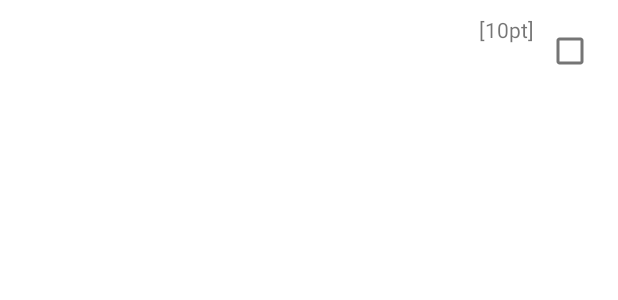
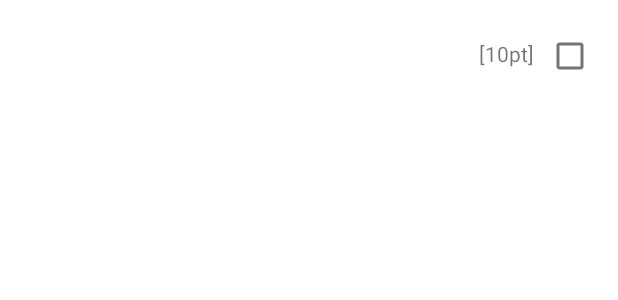
Before and after one commit to MJKIM9403/Samgim, an Android app: the layout todo_item.xml on its own in the app's theme, with its tools: preview values and no code run, on a phone screen of 412 x 824 dp. Shown: the top 300 px of the screen. Run offline under Robolectric (Android 15) with nearby library versions, the phone set to English and light mode, and no system bars.

Commit message:
아이콘 변경, 투두아이템 위치 조정

```diff
--- a/app/src/main/res/layout/todo_item.xml
+++ b/app/src/main/res/layout/todo_item.xml
@@ -11,7 +11,8 @@
         android:layout_width="match_parent"
         android:layout_height="wrap_content"
         android:orientation="horizontal"
-        android:layout_marginVertical="10dp">
+        android:layout_marginVertical="10dp"
+        >
 
         <TextView
             android:id="@+id/todo_category"
@@ -21,7 +22,10 @@
             android:textStyle="bold"
             android:layout_marginStart="10dp"
             app:layout_constraintStart_toStartOf="parent"
-            app:layout_constraintTop_toTopOf="parent"/>
+            app:layout_constraintTop_toTopOf="parent"
+            android:layout_gravity="center"
+            app:layout_constraintBottom_toBottomOf="parent"
+            />
 
         <TextView
             android:id="@+id/todo_title"
@@ -31,15 +35,19 @@
             android:textStyle="bold"
             android:layout_marginStart="20dp"
             app:layout_constraintStart_toEndOf="@id/todo_category"
-            app:layout_constraintTop_toTopOf="@id/todo_category"/>
+            app:layout_constraintTop_toTopOf="parent"
+            app:layout_constraintBottom_toBottomOf="parent"
+            />
+
         <TextView
             android:id="@+id/todo_point"
             android:layout_width="wrap_content"
             android:layout_height="wrap_content"
-            android:layout_marginStart="20dp"
+            android:layout_marginTop="16dp"
+            android:text="[10pt]"
             app:layout_constraintEnd_toStartOf="@id/check1"
-            app:layout_constraintTop_toTopOf="parent"
-            android:text="[10pt]"/>
+            app:layout_constraintTop_toTopOf="parent" />
+
         <CheckBox
             android:id="@+id/check1"
             android:layout_width="wrap_content"
@@ -47,13 +55,15 @@
             android:layout_marginEnd="8dp"
             android:layout_marginBottom="8dp"
             app:layout_constraintEnd_toEndOf="parent"
-            app:layout_constraintTop_toTopOf="parent" />
+            app:layout_constraintTop_toTopOf="parent"
+            android:layout_marginTop="3dp"/>
         <TextView
             android:id="@+id/todo_regdate"
             android:layout_width="wrap_content"
             android:layout_height="wrap_content"
             app:layout_constraintTop_toBottomOf="@id/todo_category"
             app:layout_constraintStart_toStartOf="parent"
+            app:layout_constraintBottom_toBottomOf="parent"
             android:visibility="gone"/>
     </androidx.constraintlayout.widget.ConstraintLayout>
 
--- a/app/src/main/res/mipmap-anydpi-v26/ic_launcher.xml
+++ b/app/src/main/res/mipmap-anydpi-v26/ic_launcher.xml
@@ -1,5 +1,5 @@
 <?xml version="1.0" encoding="utf-8"?>
 <adaptive-icon xmlns:android="http://schemas.android.com/apk/res/android">
     <background android:drawable="@drawable/ic_launcher_background"/>
-    <foreground android:drawable="@mipmap/ic_launcher_samgim"/>
+    <foreground android:drawable="@mipmap/ic_launcher_foreground"/>
 </adaptive-icon>
--- a/app/src/main/res/mipmap-anydpi-v26/ic_launcher_round.xml
+++ b/app/src/main/res/mipmap-anydpi-v26/ic_launcher_round.xml
@@ -1,5 +1,5 @@
 <?xml version="1.0" encoding="utf-8"?>
 <adaptive-icon xmlns:android="http://schemas.android.com/apk/res/android">
     <background android:drawable="@drawable/ic_launcher_background"/>
-    <foreground android:drawable="@mipmap/ic_launcher_samgim"/>
+    <foreground android:drawable="@mipmap/ic_launcher_foreground"/>
 </adaptive-icon>
```
Also changed, not shown: app/src/main/res/mipmap-hdpi/ic_launcher_samgim.webp, app/src/main/res/mipmap-mdpi/ic_launcher_samgim.webp, app/src/main/res/mipmap-xhdpi/ic_launcher_samgim.webp, app/src/main/res/mipmap-xxhdpi/ic_launcher_samgim.webp, app/src/main/res/mipmap-xxxhdpi/ic_launcher_samgim.webp.
